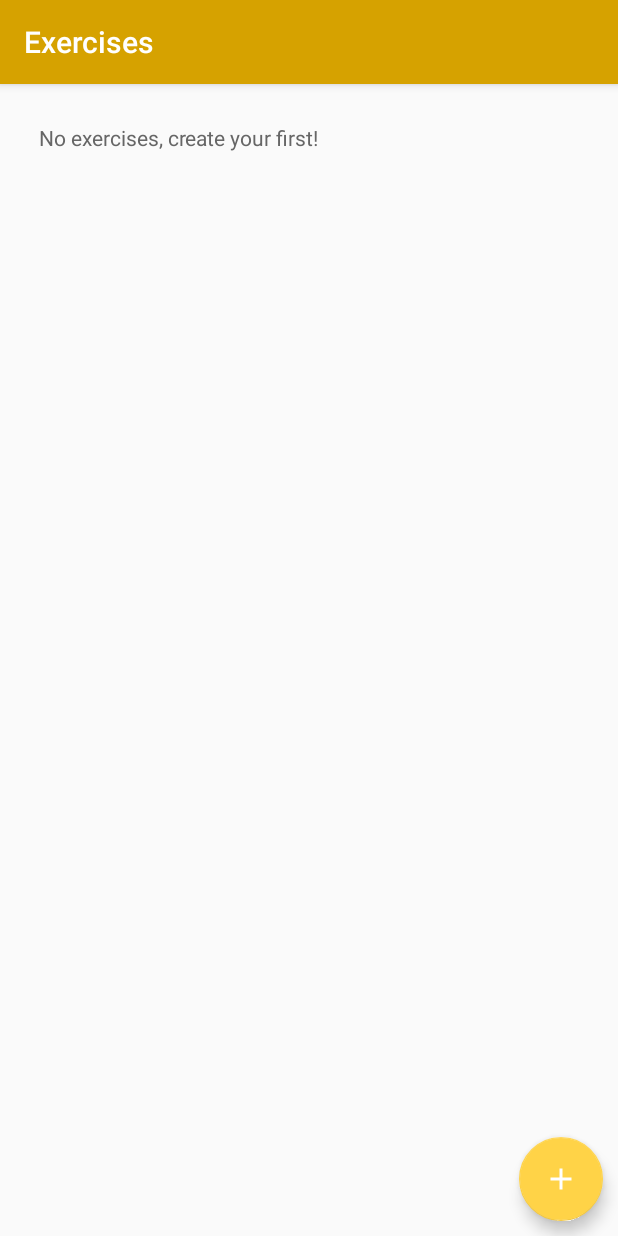
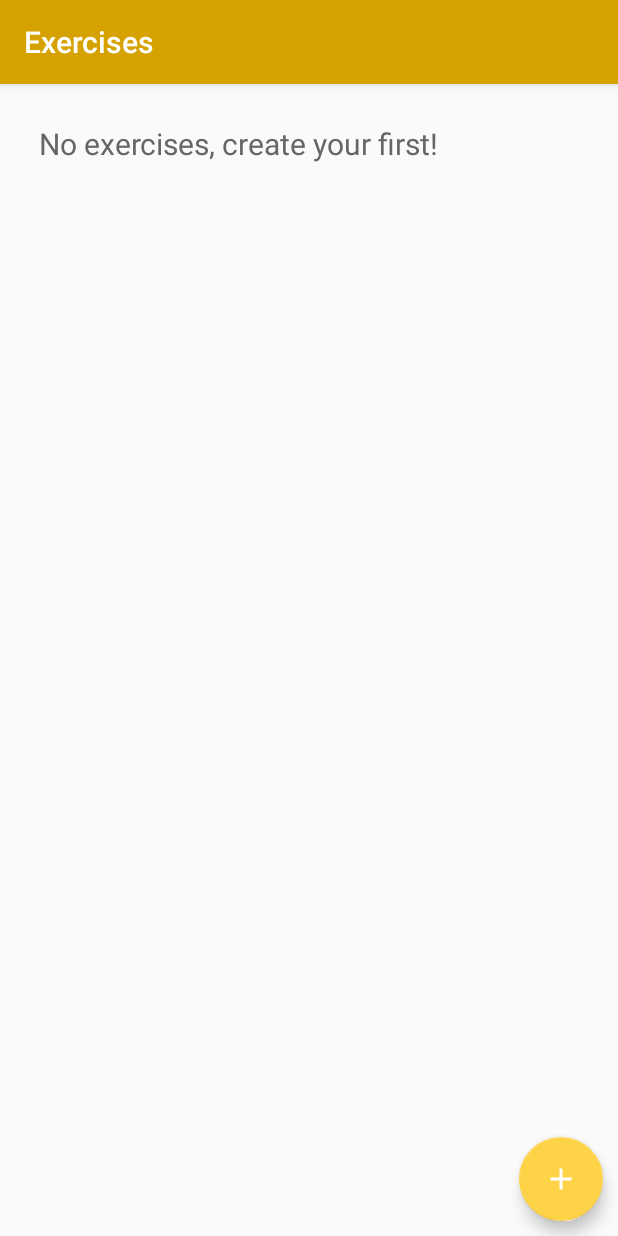
Before and after one commit to swentel/solfidola, an Android app: the fragment ExerciseList shown on its own in the app's theme, on a phone screen of 412 x 824 dp. Run offline under Robolectric (Android 15) with nearby library versions, the phone set to English and light mode, and no system bars.

Commit message:
text size

```diff
--- a/app/src/main/java/be/swentel/solfidola/ExerciseList.java
+++ b/app/src/main/java/be/swentel/solfidola/ExerciseList.java
@@ -58,6 +58,7 @@ public class ExerciseList extends Fragment implements View.OnClickListener {
         if (exercises.size() == 0) {
             exerercise.setVisibility(View.GONE);
             empty.setVisibility(View.VISIBLE);
+            empty.setOnClickListener(this);
         }
         else {
             ExerciseListAdapter adapter = new ExerciseListAdapter(requireContext(), exercises, callback, layout);
--- a/app/src/main/java/be/swentel/solfidola/Solfege.java
+++ b/app/src/main/java/be/swentel/solfidola/Solfege.java
@@ -274,6 +274,7 @@ public class Solfege extends Fragment {
 
         TableRow row = null;
         int numberOfButtons = 0;
+        // TODO shuffle in order of interval in case there's an exercise
         Collections.shuffle(choices);
         for (Button choice: choices) {
 
--- a/app/src/main/res/layout/fragment_excercises.xml
+++ b/app/src/main/res/layout/fragment_excercises.xml
@@ -19,6 +19,7 @@
         android:layout_marginTop="@dimen/activity_vertical_margin"
         android:padding="10dp"
         android:visibility="gone"
+        android:textSize="@dimen/big_text"
         android:id="@+id/no_exercises"
         android:textColor="@color/textColor"
         android:text="@string/no_exercises"
```
